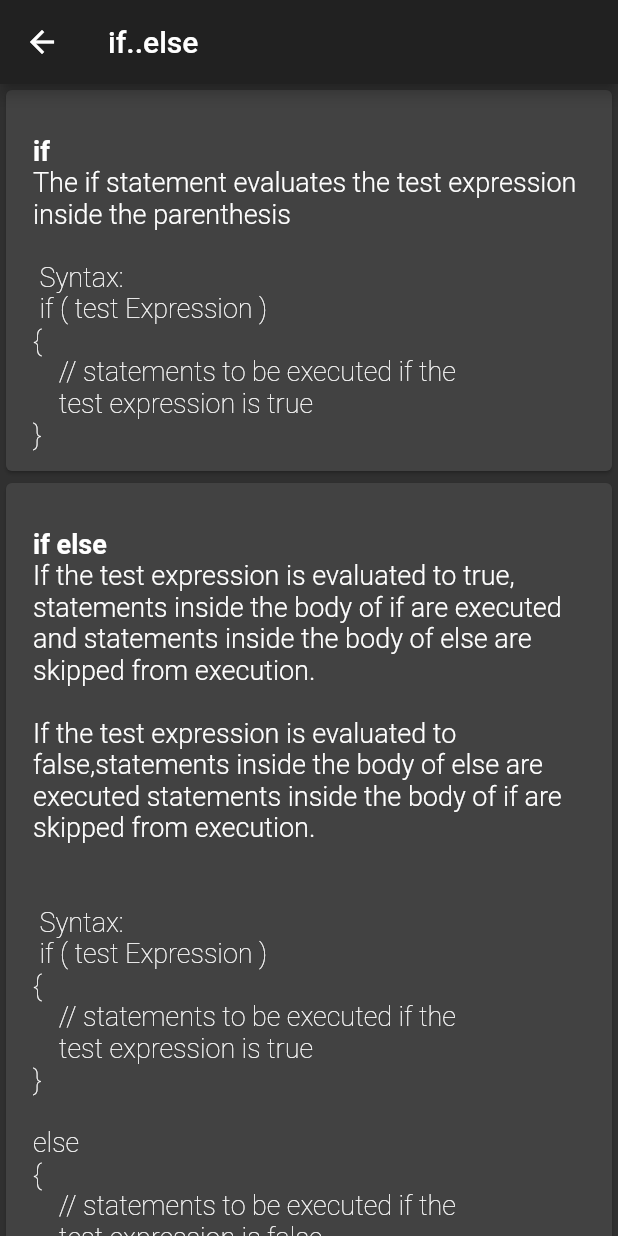
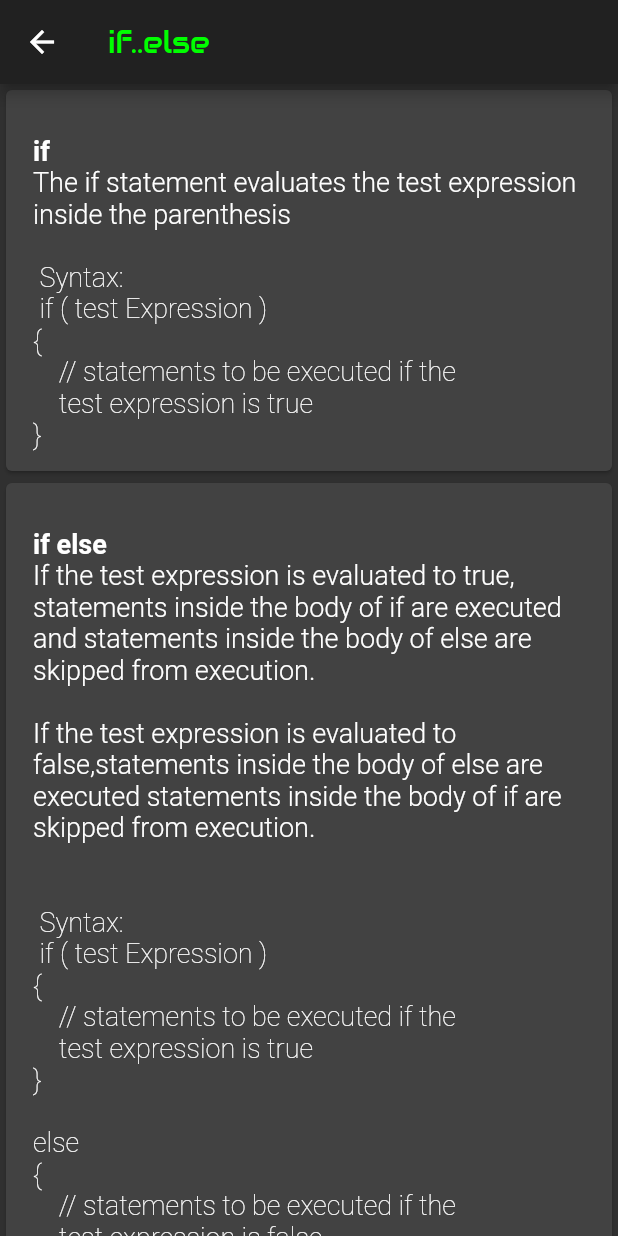
Before and after one commit to enzaimz/c_made_easy, a Flutter app: the Ifelse screen opened directly, on a phone screen of 412 x 824 dp. Run offline on Flutter 3.47's test engine with Material 2 defaults, Android fonts, the phone set to English and light mode, and no system bars; our stand-ins replace flutter_markdown; missing offline and left inert: link.

Commit message:
updated ifelse

```diff
--- a/lib/theory/ifelse.dart
+++ b/lib/theory/ifelse.dart
@@ -1,54 +1,49 @@
 import 'package:flutter/material.dart';
 
-class Ifelse extends StatelessWidget {
-  final String ifStatement = '\nif';
-  final String ifDes =
-      '\nThe if statement evaluates the test expression inside the parenthesis';
-  final String ifSnippet =
-      'if ( test Expression )\n{\n\t\t\t\t// statements to be executed if the \n\t\t\t\ttest expression is true\n}';
+class Ifelse extends StatelessWidget{
 
-  final String ifelseStatement = '\nif else';
-  final String ifelseDes =
-      '\nIf the test expression is evaluated to true, statements inside the body of if are executed and statements inside the body of else are skipped from execution.\n\nIf the test expression is evaluated to false,statements inside the body of else are executed statements inside the body of if are skipped from execution.\n ';
-  final String ifelseSnippet =
-      'if ( test Expression )\n{\n\t\t\t\t// statements to be executed if the \n\t\t\t\ttest expression is true\n}\n\nelse\n{\n\t\t\t\t// statements to be executed if the \n\t\t\t\ttest expression is false\n}';
+  String ifStatement='\nif';
+  String ifDes='\nThe if statement evaluates the test expression inside the parenthesis';
+  String ifSnippet='if ( test Expression )\n{\n\t\t\t\t// statements to be executed if the \n\t\t\t\ttest expression is true\n}';
 
-  final String nifStatement = '\nNested if else';
-  final String nifelseDes =
-      '\nIf the test expression 1 is evaluated to true,statements inside the body of outer if are executed,followed by the inner if statement.\n\nIf the test expression 2 of inner if statement evaluates to true,the statements inside it are executed. Statements inside the body of outer and inner else are skipped from execution.\n\nIf the test expression 2 is evaluated to false,statements inside the body of inner else are executed and statements inside the body of inner else and  outer else are skipped from execution.\n\nIf the test expression 1 evaluates to false then both inner if and else statements are skipped and only outer else statements are evaluated.  ';
-  final String nifelseSnippet =
-      'if ( test Expression 1 )\n{\n\t\t\t\tif( test expression 2 )\n\t\t\t\t{\n\t\t\t\t// statements under inner if to be\n\t\t\t\t executed.\n\t\t\t\t}\n\n\t\t\t\telse\n\t\t\t\t{\n\t\t\t\t//statements to be executed if the test \n\t\t\t\t expression 2 evaluates to false.\n\t\t\t\t}\n}\n\nelse\n{\n\t\t\t// statements to be executed if the \n\t\t\t\ttest expression 1 is false.\n}';
+  String ifelseStatement='\nif else';
+  String ifelseDes='\nIf the test expression is evaluated to true, statements inside the body of if are executed and statements inside the body of else are skipped from execution.\n\nIf the test expression is evaluated to false,statements inside the body of else are executed statements inside the body of if are skipped from execution.\n ';
+  String ifelseSnippet='if ( test Expression )\n{\n\t\t\t\t// statements to be executed if the \n\t\t\t\ttest expression is true\n}\n\nelse\n{\n\t\t\t\t// statements to be executed if the \n\t\t\t\ttest expression is false\n}';
 
-  final String lifStatement = '\nif-else Ladder ';
-  final String lifelseDes =
-      '\nAs soon as one of the conditions controlling the if is true, the statement associated with that if is executed, and the rest of the C else-if ladder is bypassed.\n\nIf none of the conditions are true, then the final else statement will be executed.';
-  final String lifelseSnippet =
-      'if ( condition )\n\t\t\t//statements to be executed;\n\nelse if ( condition )\n\t\t\t//statements to be executed;\n.\n.\n.\nelse\n\t\t\t//statements to be executed; ';
+  String nifStatement='\nNested if else';
+  String nifelseDes='\nIf the test expression 1 is evaluated to true,statements inside the body of outer if are executed,followed by the inner if statement.\n\nIf the test expression 2 of inner if statement evaluates to true,the statements inside it are executed. Statements inside the body of outer and inner else are skipped from execution.\n\nIf the test expression 2 is evaluated to false,statements inside the body of inner else are executed and statements inside the body of inner else and  outer else are skipped from execution.\n\nIf the test expression 1 evaluates to false then both inner if and else statements are skipped and only outer else statements are evaluated.  ';
+  String nifelseSnippet='if ( test Expression 1 )\n{\n\t\t\t\tif( test expression 2 )\n\t\t\t\t{\n\t\t\t\t// statements under inner if to be\n\t\t\t\t executed.\n\t\t\t\t}\n\n\t\t\t\telse\n\t\t\t\t{\n\t\t\t\t//statements to be executed if the test \n\t\t\t\t expression 2 evaluates to false.\n\t\t\t\t}\n}\n\nelse\n{\n\t\t\t// statements to be executed if the \n\t\t\t\ttest expression 1 is false.\n}';
+
+  String lifStatement='\nif-else Ladder ';
+  String lifelseDes='\nAs soon as one of the conditions controlling the if is true, the statement associated with that if is executed, and the rest of the C else-if ladder is bypassed.\n\nIf none of the conditions are true, then the final else statement will be executed.';
+  String lifelseSnippet='if ( condition )\n\t\t\t//statements to be executed;\n\nelse if ( condition )\n\t\t\t//statements to be executed;\n.\n.\n.\nelse\n\t\t\t//statements to be executed; ';
 
   @override
-  Widget build(BuildContext context) {
+  Widget build(BuildContext context){
     return Scaffold(
         appBar: AppBar(
-          title: Text("if..else                       "),
+          title: Hero(tag: 'ifelse',child: Text("if..else                       ",style: TextStyle(fontFamily: 'Audiowide',color: Color(0xFF00FF00) ),)),
         ),
         body: ListView(
           children: <Widget>[
-            infoCard(ifStatement, ifDes, ifSnippet),
-            infoCard(ifelseStatement, ifelseDes, ifelseSnippet),
-            infoCard(nifStatement, nifelseDes, nifelseSnippet),
-            infoCard(lifStatement, lifelseDes, lifelseSnippet),
+            InfoCard(ifStatement,ifDes,ifSnippet),
+            InfoCard(ifelseStatement,ifelseDes,ifelseSnippet),
+            InfoCard(nifStatement, nifelseDes, nifelseSnippet),
+            InfoCard(lifStatement, lifelseDes, lifelseSnippet),
             SizedBox(
               height: 110.0,
             ),
           ],
-        ));
+        )
+    );
   }
 }
 
-infoCard(String s1, String s2, String s3) {
+
+Widget InfoCard( String s1,String s2,String s3){
   return Card(
     child: new Container(
-      padding: EdgeInsets.fromLTRB(2.0, 5.0, 2.0, 10.0),
+      padding: EdgeInsets.fromLTRB(2.0, 5.0, 2.0 ,10.0),
       child: ListTile(
         title: new RichText(
           text: new TextSpan(
@@ -58,23 +53,29 @@ infoCard(String s1, String s2, String s3) {
               children: <TextSpan>[
                 new TextSpan(
                     text: s1,
-                    style: new TextStyle(fontWeight: FontWeight.bold)),
+                    style: new TextStyle(
+                        fontWeight: FontWeight.bold
+                    )
+                ),
                 new TextSpan(
-                    text: s2,
+                    text: s2 ,
                     style: new TextStyle(
                       fontWeight: FontWeight.w300,
-                    )),
+                    )
+                ),
                 new TextSpan(
                     text: "\n \n Syntax:\n ",
                     style: new TextStyle(
                       fontWeight: FontWeight.w200,
-                    )),
-                new TextSpan(
-                    text: s3,
+                    )
+                ),
+                new TextSpan(text: s3,
                     style: new TextStyle(
                       fontWeight: FontWeight.w200,
-                    )),
-              ]),
+                    )
+                ),
+              ]
+          ),
         ),
       ),
     ),
```
